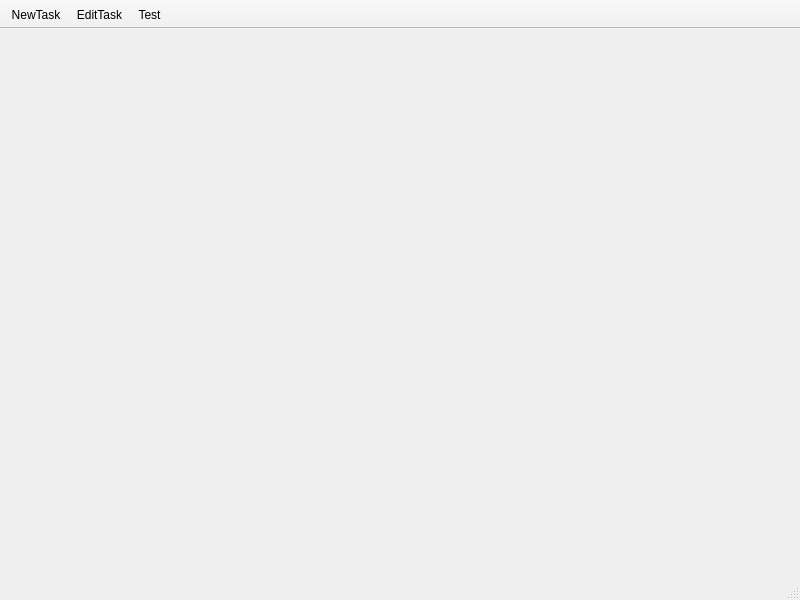
Qt form transfer_dog/ui/main_window.ui (funway/TransferDog) before a commit.
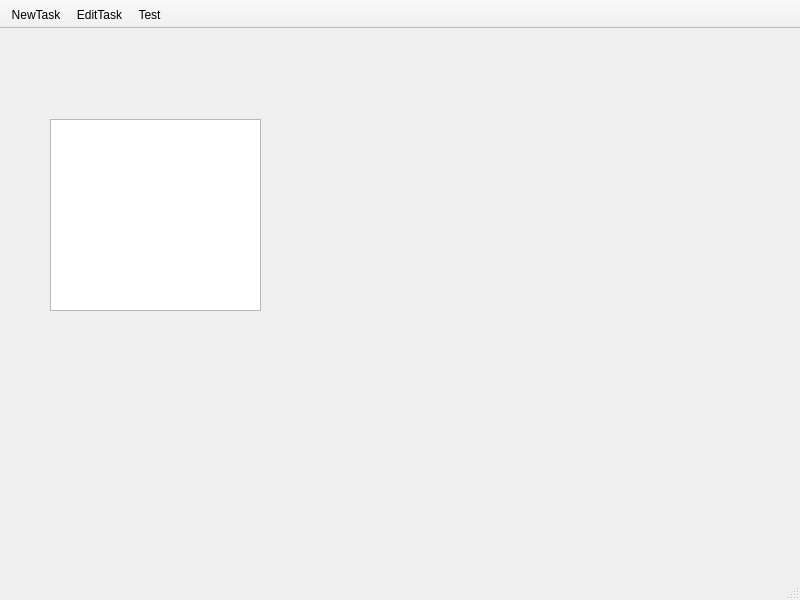
The same form after that commit. Icons and pictures are not drawn.

```diff
--- a/transfer_dog/ui/main_window.ui
+++ b/transfer_dog/ui/main_window.ui
@@ -16,7 +16,18 @@
   <property name="styleSheet">
    <string notr="true"/>
   </property>
-  <widget class="QWidget" name="centralwidget"/>
+  <widget class="QWidget" name="centralwidget">
+   <widget class="QTreeView" name="treeView">
+    <property name="geometry">
+     <rect>
+      <x>50</x>
+      <y>90</y>
+      <width>211</width>
+      <height>192</height>
+     </rect>
+    </property>
+   </widget>
+  </widget>
   <widget class="QToolBar" name="toolBar">
    <property name="windowTitle">
     <string>toolBar</string>
```
Left out of the diff: 3 changed lines with no effect on the pictures.
